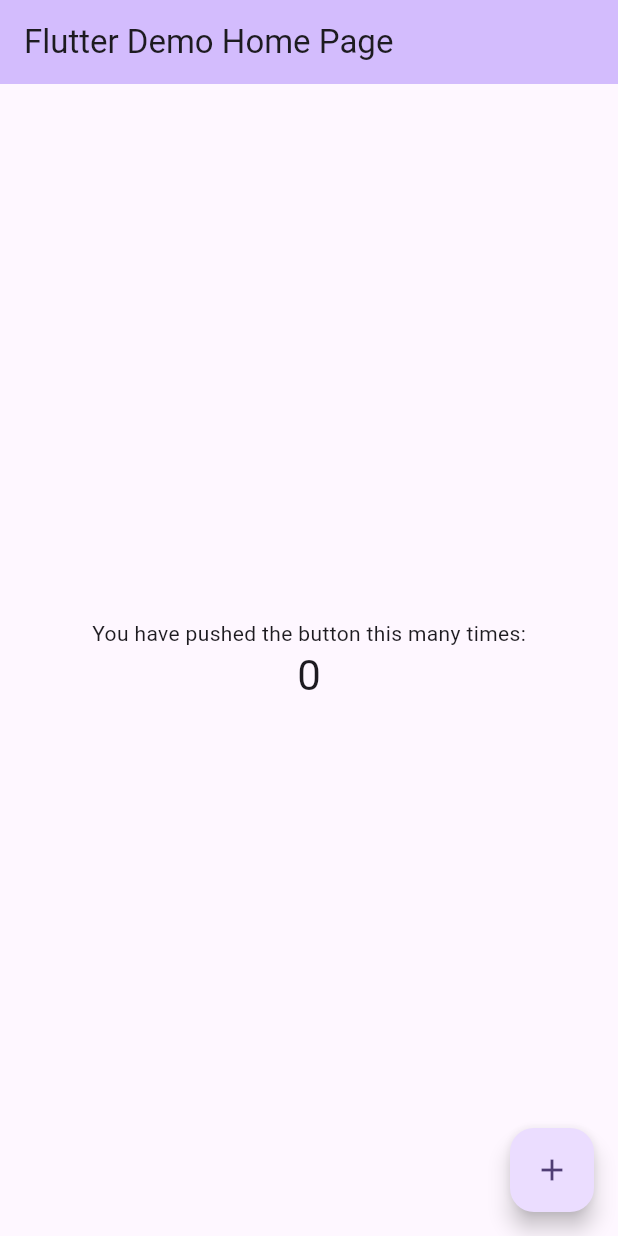
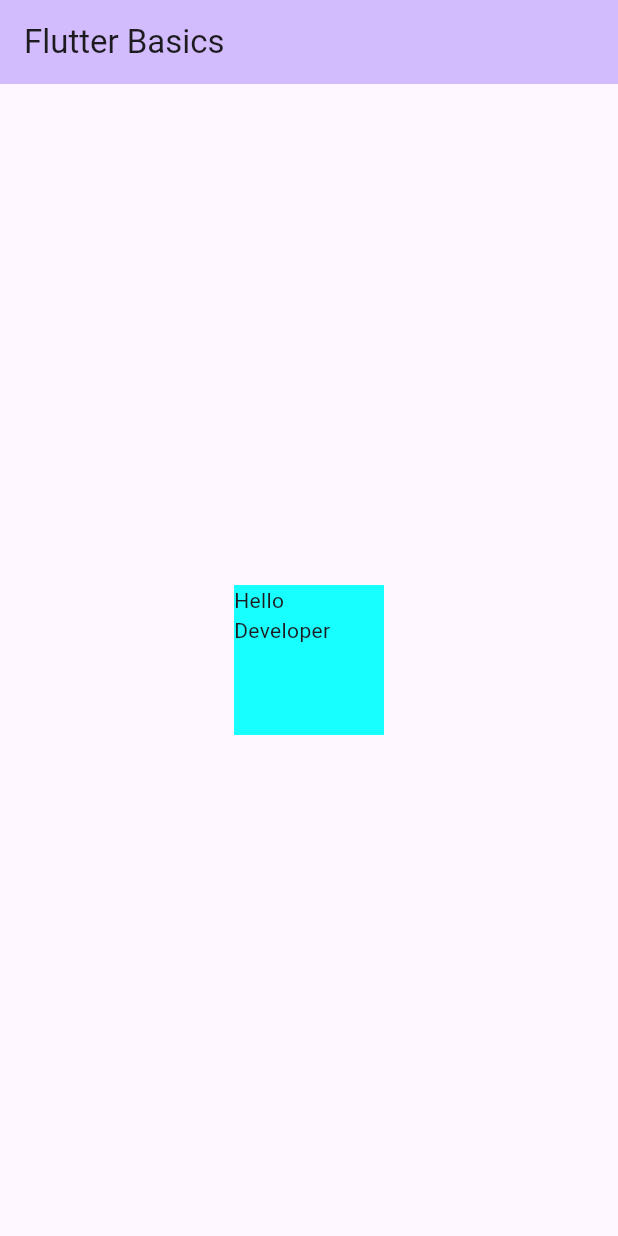
Before and after one commit to PriyanshuSengar/flutter-basic, a Flutter app: the screen it shows after launch, on a phone screen of 412 x 824 dp. Run offline on Flutter 3.47's test engine with Material 3 defaults, Android fonts, the phone set to English and light mode, and no system bars.

Commit message:
Container

```diff
--- a/lib/main.dart
+++ b/lib/main.dart
@@ -12,22 +12,8 @@ class MyApp extends StatelessWidget {
   Widget build(BuildContext context) {
     return MaterialApp(
       title: 'Flutter Demo',
+      debugShowCheckedModeBanner: false,
       theme: ThemeData(
-        // This is the theme of your application.
-        //
-        // TRY THIS: Try running your application with "flutter run". You'll see
-        // the application has a purple toolbar. Then, without quitting the app,
-        // try changing the seedColor in the colorScheme below to Colors.green
-        // and then invoke "hot reload" (save your changes or press the "hot
-        // reload" button in a Flutter-supported IDE, or press "r" if you used
-        // the command line to start the app).
-        //
-        // Notice that the counter didn't reset back to zero; the application
-        // state is not lost during the reload. To reset the state, use hot
-        // restart instead.
-        //
-        // This works for code too, not just values: Most code changes can be
-        // tested with just a hot reload.
         colorScheme: ColorScheme.fromSeed(seedColor: Colors.deepPurple),
       ),
       home: const MyHomePage(title: 'Flutter Demo Home Page'),
@@ -37,15 +23,6 @@ class MyApp extends StatelessWidget {
 
 class MyHomePage extends StatefulWidget {
   const MyHomePage({super.key, required this.title});
-
-  // This widget is the home page of your application. It is stateful, meaning
-  // that it has a State object (defined below) that contains fields that affect
-  // how it looks.
-
-  // This class is the configuration for the state. It holds the values (in this
-  // case the title) provided by the parent (in this case the App widget) and
-  // used by the build method of the State. Fields in a Widget subclass are
-  // always marked "final".
 
   final String title;
 
@@ -58,65 +35,26 @@ class _MyHomePageState extends State<MyHomePage> {
 
   void _incrementCounter() {
     setState(() {
-      // This call to setState tells the Flutter framework that something has
-      // changed in this State, which causes it to rerun the build method below
-      // so that the display can reflect the updated values. If we changed
-      // _counter without calling setState(), then the build method would not be
-      // called again, and so nothing would appear to happen.
       _counter++;
     });
   }
 
   @override
   Widget build(BuildContext context) {
-    // This method is rerun every time setState is called, for instance as done
-    // by the _incrementCounter method above.
-    //
-    // The Flutter framework has been optimized to make rerunning build methods
-    // fast, so that you can just rebuild anything that needs updating rather
-    // than having to individually change instances of widgets.
     return Scaffold(
       appBar: AppBar(
-        // TRY THIS: Try changing the color here to a specific color (to
-        // Colors.amber, perhaps?) and trigger a hot reload to see the AppBar
-        // change color while the other colors stay the same.
         backgroundColor: Theme.of(context).colorScheme.inversePrimary,
-        // Here we take the value from the MyHomePage object that was created by
-        // the App.build method, and use it to set our appbar title.
-        title: Text(widget.title),
+
+        title: Text('Flutter Basics'),
       ),
       body: Center(
-        // Center is a layout widget. It takes a single child and positions it
-        // in the middle of the parent.
-        child: Column(
-          // Column is also a layout widget. It takes a list of children and
-          // arranges them vertically. By default, it sizes itself to fit its
-          // children horizontally, and tries to be as tall as its parent.
-          //
-          // Column has various properties to control how it sizes itself and
-          // how it positions its children. Here we use mainAxisAlignment to
-          // center the children vertically; the main axis here is the vertical
-          // axis because Columns are vertical (the cross axis would be
-          // horizontal).
-          //
-          // TRY THIS: Invoke "debug painting" (choose the "Toggle Debug Paint"
-          // action in the IDE, or press "p" in the console), to see the
-          // wireframe for each widget.
-          mainAxisAlignment: MainAxisAlignment.center,
-          children: <Widget>[
-            const Text('You have pushed the button this many times:'),
-            Text(
-              '$_counter',
-              style: Theme.of(context).textTheme.headlineMedium,
-            ),
-          ],
+        child: Container(
+          width: 100,
+          height: 100,
+          color: Colors.cyanAccent,
+          child: Text("Hello Developer"),
         ),
       ),
-      floatingActionButton: FloatingActionButton(
-        onPressed: _incrementCounter,
-        tooltip: 'Increment',
-        child: const Icon(Icons.add),
-      ), // This trailing comma makes auto-formatting nicer for build methods.
     );
   }
 }
```
Also changed, not shown: lib/map_and_hasmap.dart (+21 -21 lines), lib/practice.dart (+63 -63 lines).
